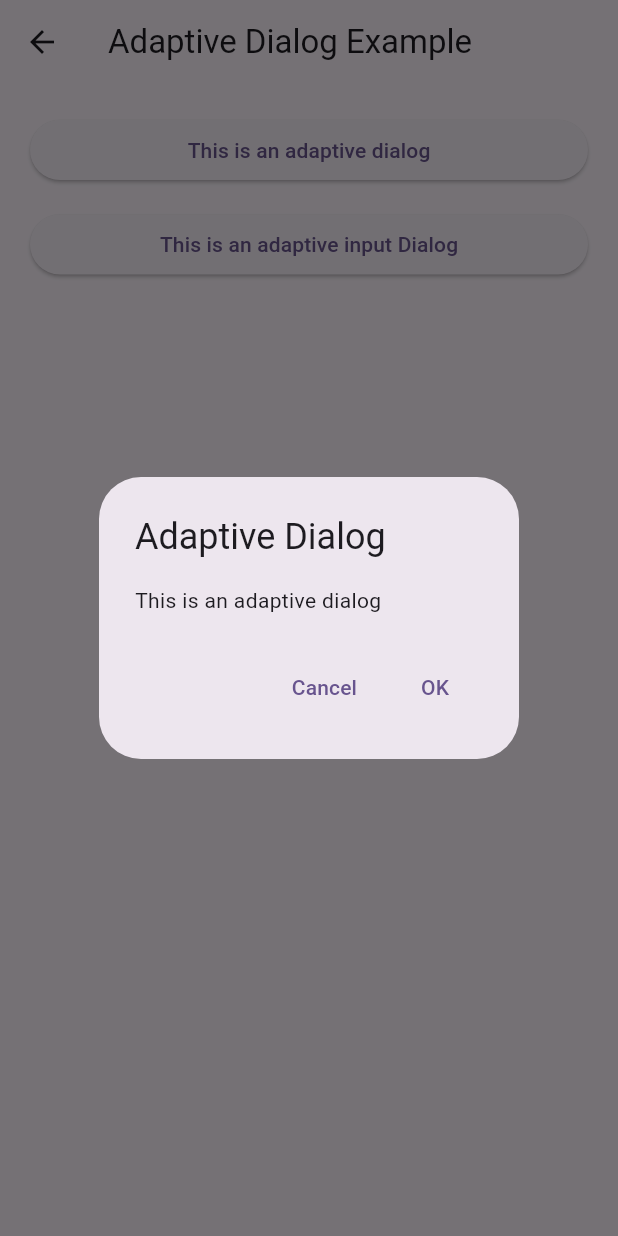
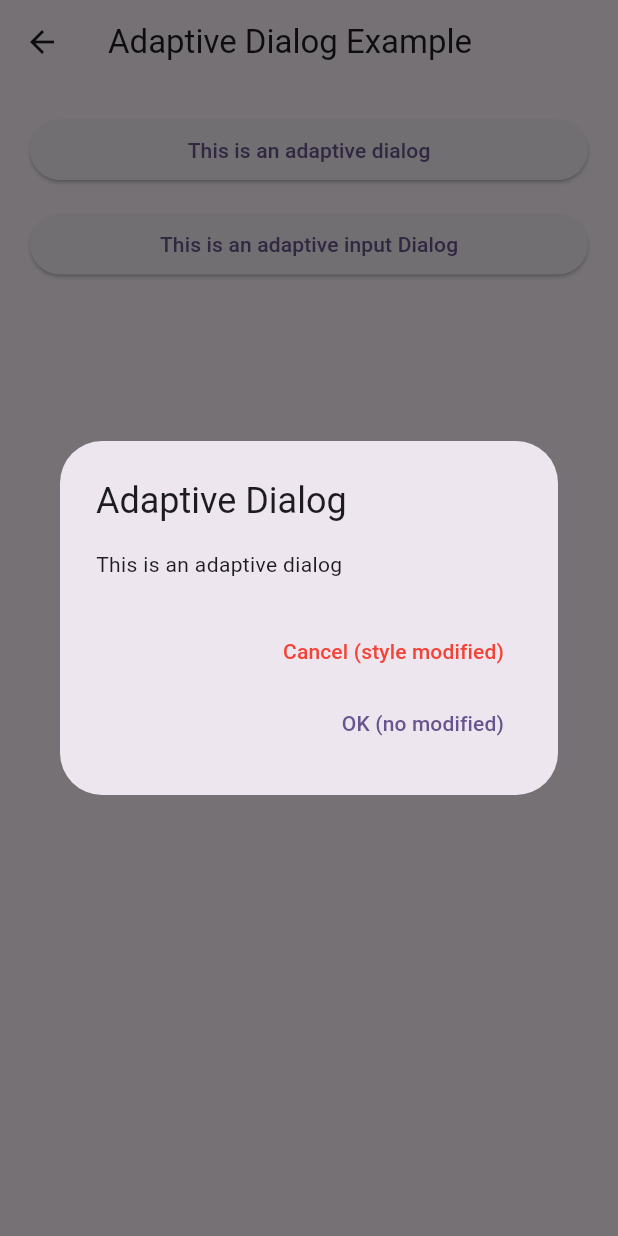
Before and after one commit to Avila-Tek/flutter_common_lib, a Flutter app: the AdaptiveDialogExample screen opened directly, after a tap on "This is an adaptive dialog", on a phone screen of 412 x 824 dp. Run offline on Flutter 3.47's test engine with Material 3 defaults, Android fonts, the phone set to English and light mode, and no system bars; our stand-ins replace bloc, bloc_concurrency, equatable, flutter_bloc, permission_handler; key blocks and very long unbroken strings in the code were emptied for the run.

Commit message:
integration: style integrated on the widget page

```diff
--- a/example/lib/pages/adaptive_dialog/adaptive_dialog_example.dart
+++ b/example/lib/pages/adaptive_dialog/adaptive_dialog_example.dart
@@ -29,13 +29,18 @@ class AdaptiveDialogExample extends StatelessWidget {
                     content: const Text('This is an adaptive dialog'),
                     actions: [
                       AdaptiveDialogAction(
-                        child: const Text('Cancel'),
+                        style: const AdaptiveDialogActionStyle(
+                          textColor: Colors.red,
+                          fontSize: 20,
+                          fontWeight: FontWeight.bold,
+                        ),
+                        child: const Text('Cancel (style modified)'),
                         onPressed: () {
                           log('Cancelled 😎');
                         },
                       ),
                       AdaptiveDialogAction(
-                        child: const Text('OK'),
+                        child: const Text('OK (no modified)'),
                         onPressed: () {
                           log('OK 🤗');
                         },
```
